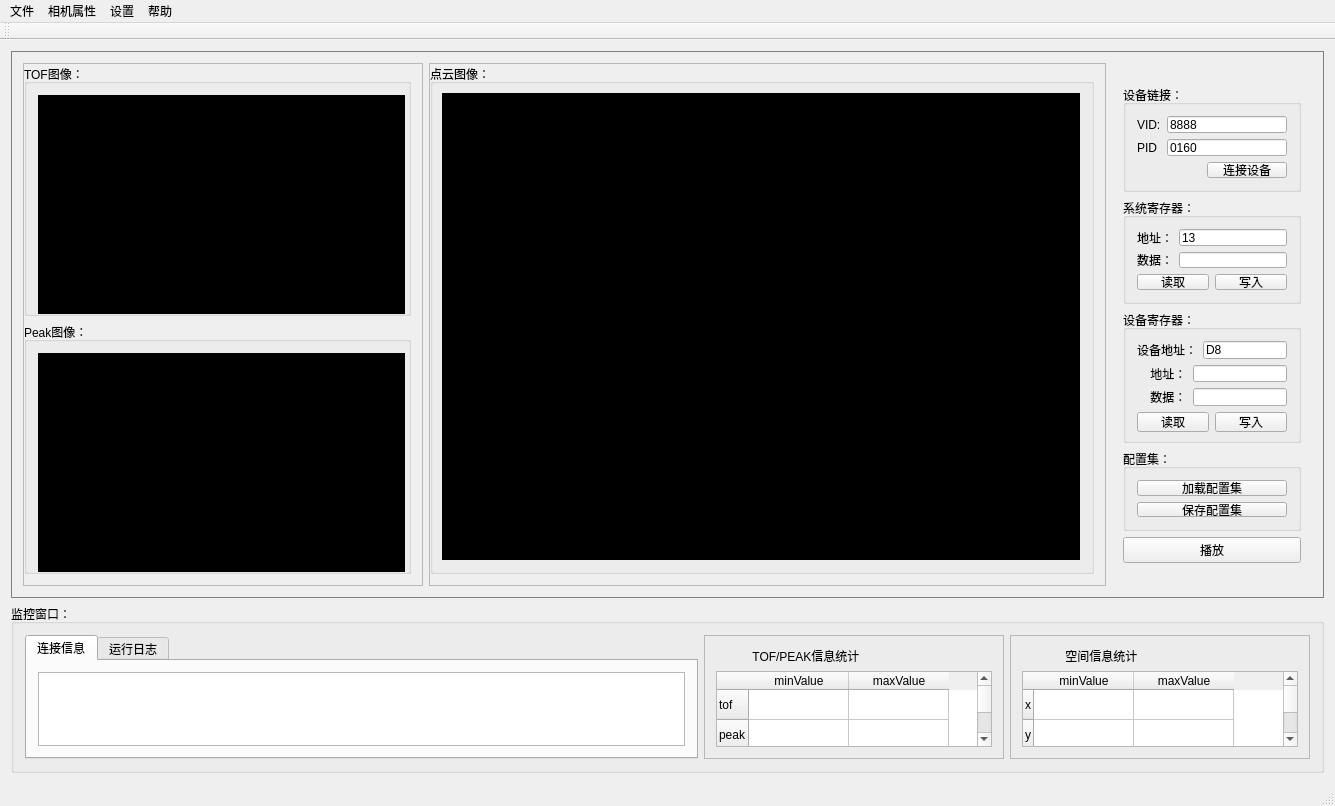
This is mainwindow.ui in heathen557/show3DPointCloud as Qt 5 draws it before an edit. The edited form follows.
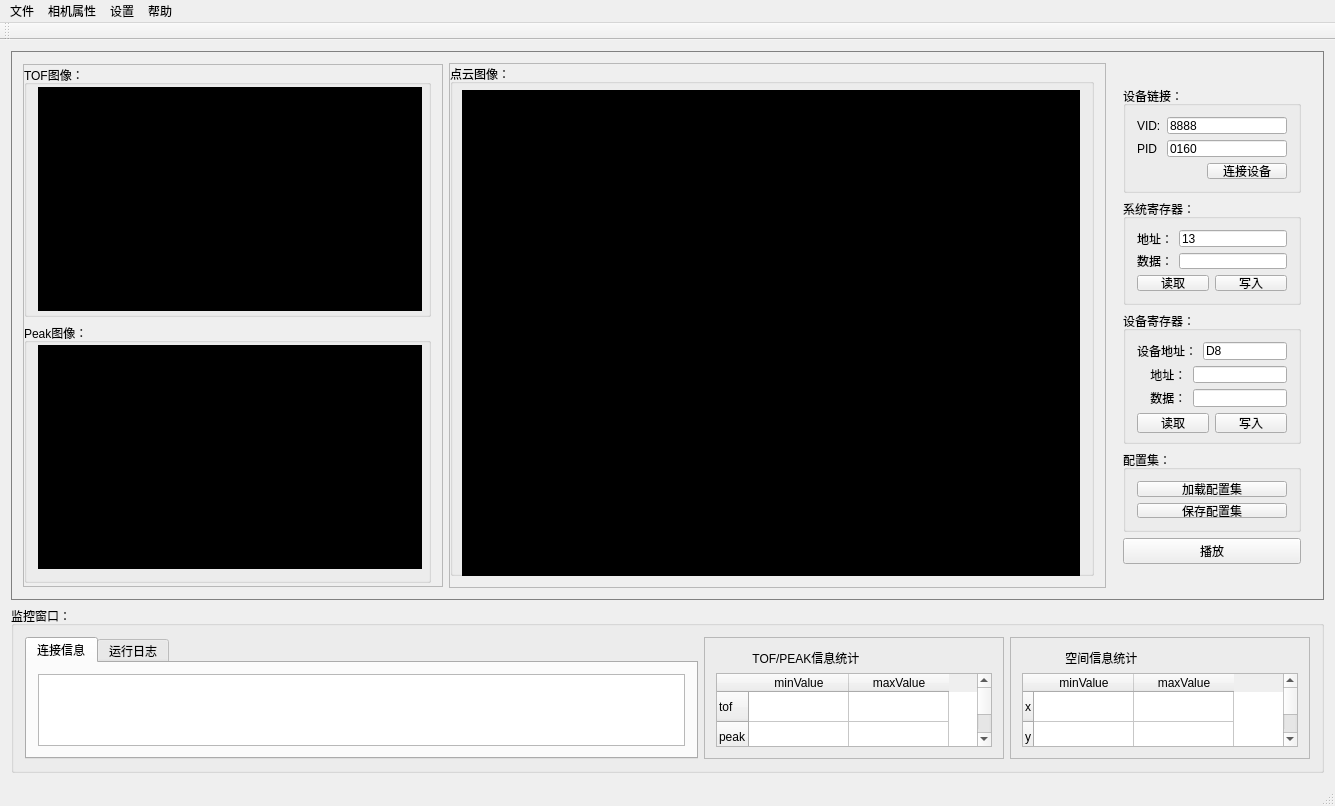
This is the edited form. Icons and pictures are not drawn. Custom widgets are drawn as their Qt base class.

What changed in the file:
```diff
--- a/mainwindow.ui
+++ b/mainwindow.ui
@@ -50,7 +50,7 @@
           <widget class="QFrame" name="frame">
            <property name="maximumSize">
             <size>
-             <width>400</width>
+             <width>420</width>
              <height>523</height>
             </size>
            </property>
@@ -81,17 +81,25 @@
                  <string>TOF图像：</string>
                 </property>
                 <layout class="QGridLayout" name="gridLayout_3">
+                 <property name="topMargin">
+                  <number>2</number>
+                 </property>
                  <item row="0" column="0">
                   <widget class="QLabel" name="showTOF_label">
                    <property name="minimumSize">
                     <size>
-                     <width>367</width>
-                     <height>219</height>
+                     <width>384</width>
+                     <height>224</height>
+                    </size>
+                   </property>
+                   <property name="maximumSize">
+                    <size>
+                     <width>384</width>
+                     <height>224</height>
                     </size>
                    </property>
                    <property name="styleSheet">
-                    <string notr="true">border:1px solid black;
-background-color: rgb(0, 0, 0);</string>
+                    <string notr="true">background-color: rgb(0, 0, 0);</string>
                    </property>
                    <property name="text">
                     <string/>
@@ -103,6 +111,12 @@
               </item>
               <item>
                <widget class="QGroupBox" name="groupBox_2">
+                <property name="minimumSize">
+                 <size>
+                  <width>0</width>
+                  <height>260</height>
+                 </size>
+                </property>
                 <property name="styleSheet">
                  <string notr="true">font:10pt &quot;黑体&quot;;</string>
                 </property>
@@ -110,23 +124,25 @@
                  <string>Peak图像：</string>
                 </property>
                 <layout class="QGridLayout" name="gridLayout_4">
+                 <property name="topMargin">
+                  <number>2</number>
+                 </property>
                  <item row="0" column="0">
                   <widget class="QLabel" name="showIntensity_label">
                    <property name="minimumSize">
                     <size>
-                     <width>367</width>
-                     <height>219</height>
+                     <width>384</width>
+                     <height>224</height>
                     </size>
                    </property>
                    <property name="maximumSize">
                     <size>
-                     <width>358</width>
-                     <height>16777215</height>
+                     <width>384</width>
+                     <height>224</height>
                     </size>
                    </property>
                    <property name="styleSheet">
-                    <string notr="true">border:1px solid black;
-background-color: rgb(0, 0, 0);</string>
+                    <string notr="true">background-color: rgb(0, 0, 0);</string>
                    </property>
                    <property name="text">
                     <string/>
@@ -172,20 +188,20 @@
                 <number>9</number>
                </property>
                <property name="topMargin">
-                <number>9</number>
+                <number>6</number>
                </property>
                <item row="0" column="0">
                 <widget class="GLWidget" name="widget" native="true">
                  <property name="minimumSize">
                   <size>
                    <width>0</width>
-                   <height>0</height>
+                   <height>490</height>
                   </size>
                  </property>
                  <property name="maximumSize">
                   <size>
                    <width>16777215</width>
-                   <height>485</height>
+                   <height>500</height>
                   </size>
                  </property>
                  <property name="styleSheet">
@@ -744,6 +760,11 @@
  </widget>
  <layoutdefault spacing="6" margin="11"/>
  <customwidgets>
+  <customwidget>
+   <class>myLabel</class>
+   <extends>QLabel</extends>
+   <header>mylabel.h</header>
+  </customwidget>
   <customwidget>
    <class>GLWidget</class>
    <extends>QWidget</extends>
```
Left out of the diff: 6 changed lines with no effect on the pictures.
